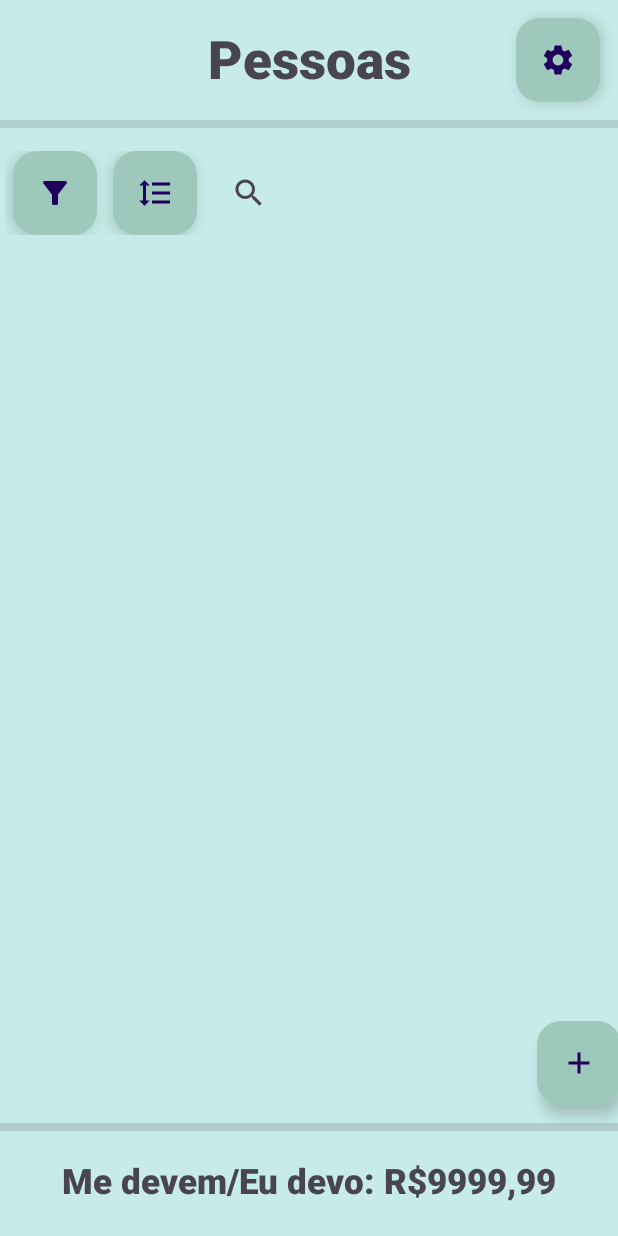
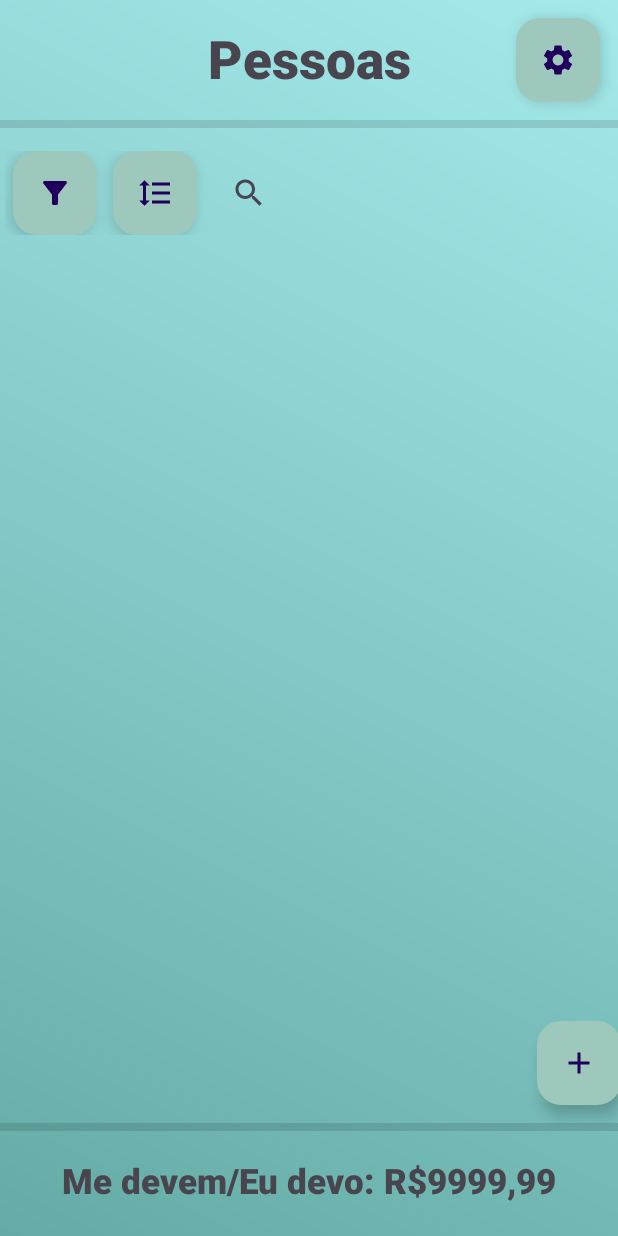
Before and after one commit to AlvesLuis0/pagou, an Android app: the screen it shows after launch (ListPeopleActivity), on a phone screen of 412 x 824 dp. Run offline under Robolectric (Android 15) with nearby library versions, the phone set to English and light mode, and no system bars.

Commit message:
Feature: Plano de fundo alterado para gradiant color
Signed-off-by: Will <williamcavalcante912@gmail.com>

```diff
--- /dev/null
+++ b/app/src/main/res/drawable/grandiant_background.xml
@@ -0,0 +1,8 @@
+<?xml version="1.0" encoding="utf-8"?><shape xmlns:android="http://schemas.android.com/apk/res/android"
+    android:shape="rectangle">
+    <gradient
+        android:angle="45"
+        android:startColor="#65ABA5"
+        android:endColor="#A5EAEB"
+        android:type="linear"/>
+</shape>
--- a/app/src/main/res/layout/activity_list_people.xml
+++ b/app/src/main/res/layout/activity_list_people.xml
@@ -4,7 +4,7 @@
     xmlns:tools="http://schemas.android.com/tools"
     android:layout_width="match_parent"
     android:layout_height="match_parent"
-    android:background="@color/background"
+    android:background="@drawable/grandiant_background"
     tools:context=".activities.ListPeopleActivity">
 
   <com.google.android.material.floatingactionbutton.FloatingActionButton
--- a/app/src/main/res/layout/activity_list_transactions.xml
+++ b/app/src/main/res/layout/activity_list_transactions.xml
@@ -4,7 +4,7 @@
     xmlns:tools="http://schemas.android.com/tools"
     android:layout_width="match_parent"
     android:layout_height="match_parent"
-    android:background="#C6EBE8">
+    android:background="@drawable/grandiant_background">
 
     <com.google.android.material.floatingactionbutton.FloatingActionButton
         android:id="@+id/floatingActionButton17"
```
